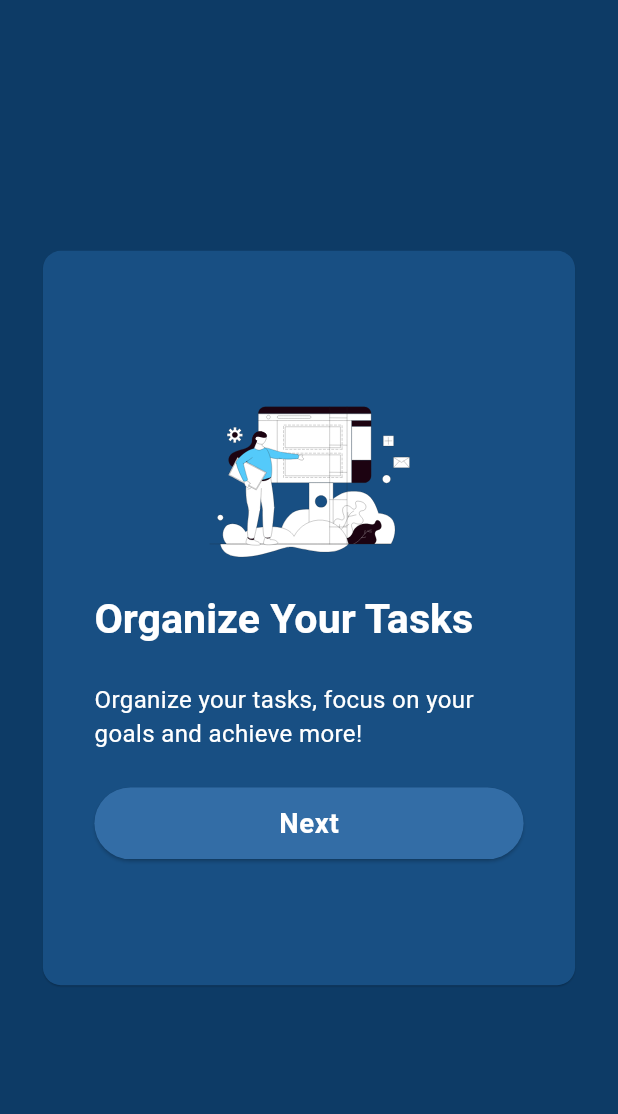
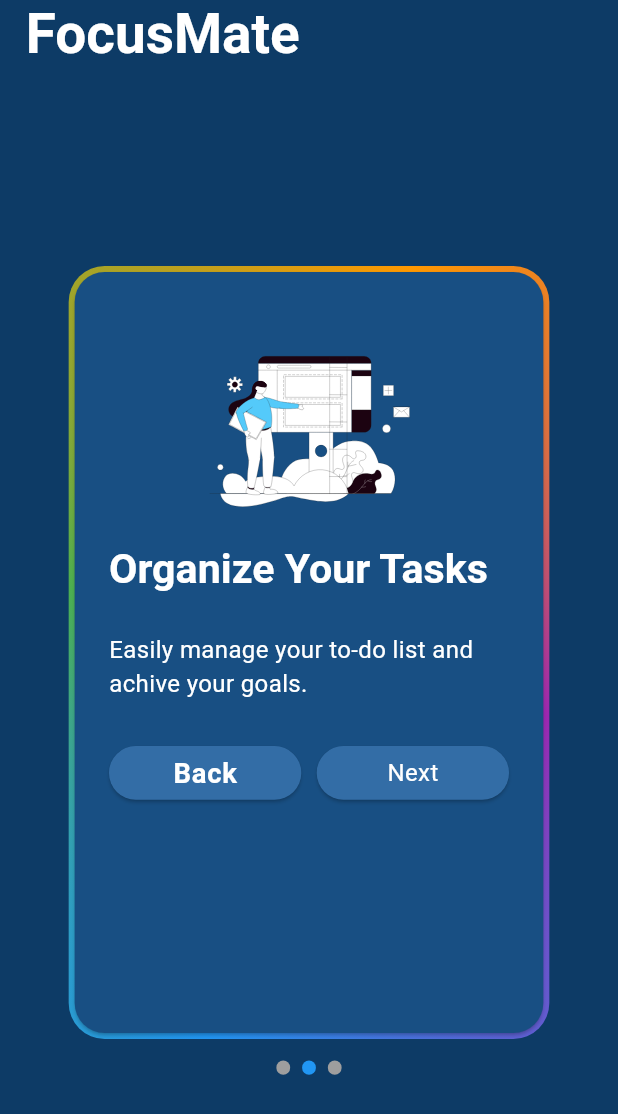
Before and after one commit to Paul91810/Focus-Mate, a Flutter app: the screen it shows after launch, after a tap on "Next", on a phone screen of 412 x 824 dp. Shown: the top 1114 px of the screen. Run offline on Flutter 3.47's test engine with Material 3 defaults, Android fonts, the phone set to English and light mode, and no system bars; drawn by our look-alikes of smooth_page_indicator; our stand-ins replace bloc, flutter_bloc, flutter_screenutil, flutter_svg_provider, lottie.

Commit message:
removed un wanted contents from the app

```diff
--- a/lib/presentation/onboarding/on_boardings_screen.dart
+++ b/lib/presentation/onboarding/on_boardings_screen.dart
@@ -1,70 +1,28 @@
-import 'dart:developer';
 import 'package:flutter/material.dart';
-import 'package:focus_mate/presentation/onboarding/widgets/pageview/page_view.dart';
+import 'package:flutter_screenutil/flutter_screenutil.dart';
+import 'package:focus_mate/presentation/onboarding/widgets/page_view.dart';
 
-class OnboardingScreen extends StatefulWidget {
-  OnboardingScreen({super.key});
-
-  @override
-  State<OnboardingScreen> createState() => _OnboardingScreenState();
-}
-
-class _OnboardingScreenState extends State<OnboardingScreen> {
-  int currentIndex = 0;
-
-  final PageController pageController = PageController();
-
-  final List<Map<String, String>> onboardingData = [
-    {
-      'title': "Welcome to Focus Mate",
-      'description':
-          "Orgnaize yor tasks, focus on your goals and ,and stay productive.",
-    },
-
-    {
-      'title': "Organize Your Tasks",
-      'description': "Organize your tasks, focus on your goals and achieve more!",
-    },
-    {
-      'title': "Organize Your Tasks",
-      'description': "Easily manage your to-do list and achive your goals.",
-    },
-  ];
+class OnboardingScreen extends StatelessWidget {
+  const OnboardingScreen({super.key});
 
   @override
   Widget build(BuildContext context) {
     return Scaffold(
-
-      body: SizedBox(
-        height: double.infinity,
-        width: double.infinity,
-        child: Column(
-          children: [
-            Expanded(
-              child: PageView.builder(
-                itemCount: onboardingData.length,
-
-                physics: const BouncingScrollPhysics(),
-                onPageChanged: (value) {
-                  setState(() {
-                    currentIndex = value;
-                    log(currentIndex.toString());
-                  });
-                },
-                reverse: false,
-                controller: pageController,
-                itemBuilder: (BuildContext context, int index) {
-                  return OnboardingCard(
-                    pagecontroller: pageController,
-                   onBoardingLenght: onboardingData.length,
-                    index: currentIndex,
-                    title: onboardingData[index]['title']!,
-                    description: onboardingData[index]['description']!,
-                  );
-                },
+      body: SafeArea(
+        child: Padding(
+          padding: EdgeInsets.symmetric(horizontal: 15.w),
+          child: Column(
+            crossAxisAlignment: CrossAxisAlignment.start,
+            children: [
+              Text(
+                "FocusMate",
+                style: Theme.of(context).textTheme.headlineLarge,
               ),
-            ),
-          ],
+              Expanded(
+                child: OnboardingCard(),
+              ),
+            ],
+          ),
         ),
       ),
     );
--- /dev/null
+++ b/lib/presentation/onboarding/widgets/page_view.dart
@@ -0,0 +1,203 @@
+import 'package:flutter/material.dart';
+import 'package:flutter_screenutil/flutter_screenutil.dart';
+import 'package:focus_mate/core/constants/app_colors.dart';
+import 'package:focus_mate/core/constants/app_size.dart';
+import 'package:focus_mate/presentation/signup/signup_scren.dart';
+import 'package:focus_mate/presentation/widgets/custom_appbutton.dart';
+import 'package:lottie/lottie.dart';
+import 'package:smooth_page_indicator/smooth_page_indicator.dart';
+
+class OnboardingCard extends StatefulWidget {
+  const OnboardingCard({super.key});
+
+  @override
+  State<OnboardingCard> createState() => _OnboardingCardState();
+}
+
+class _OnboardingCardState extends State<OnboardingCard>
+    with SingleTickerProviderStateMixin {
+  late AnimationController _controller;
+
+  final PageController pageController = PageController();
+
+  final List<Map<String, String>> onboardingData = [
+    {
+      'title': "Welcome to Focus Mate",
+      'description':
+          "Orgnaize yor tasks, focus on your goals and ,and stay productive.",
+    },
+     {
+      'title': "Organize Your Tasks",
+      'description': "Easily manage your to-do list and achive your goals.",
+    },
+
+    {
+      'title': "Organize Your Tasks",
+      'description':
+          "Organize your tasks, focus on your goals and achieve more!",
+    },
+
+  ];
+
+  @override
+  void dispose() {
+    _controller.dispose();
+    super.dispose();
+  }
+
+  @override
+  void initState() {
+    _controller = AnimationController(
+      duration: const Duration(seconds: 100),
+      vsync: this,
+    )..repeat();
+    super.initState();
+  }
+
+  @override
+  Widget build(BuildContext context) {
+    return Stack(
+      alignment: Alignment.center,
+      children: [
+        PageView.builder(
+          controller: pageController,
+          physics: const NeverScrollableScrollPhysics(),
+          itemCount: onboardingData.length,
+          itemBuilder: (context, index) {
+            return AnimatedBuilder(
+              animation: _controller,
+              builder: (context, child) {
+                return Container(
+                  margin: EdgeInsets.symmetric(
+                    horizontal: 25.w,
+                    vertical: 110.h,
+                  ),
+
+                  decoration: BoxDecoration(
+                    borderRadius: BorderRadius.circular(24),
+                    gradient: SweepGradient(
+                      startAngle: 0.0,
+                      endAngle: 6.28,
+                      colors: [
+                        Colors.purple,
+                        Colors.blue,
+                        Colors.green,
+                        Colors.orange,
+                        Colors.purple,
+                      ],
+                      transform: GradientRotation(_controller.value * 3.28),
+                    ),
+                  ),
+                  child: Card(
+                    color: AppColors.kSecondryColor,
+                    shape: RoundedRectangleBorder(
+                      borderRadius: BorderRadius.circular(20),
+                    ),
+                    child: Padding(
+                      padding: EdgeInsets.symmetric(
+                        horizontal: 20.w,
+                        vertical: 10.h,
+                      ),
+                      child: Column(
+                        crossAxisAlignment: CrossAxisAlignment.start,
+                        children: [
+                          Center(
+                            child: Lottie.asset(
+                              'assets/animations/on_boarding.json',
+                              height: 140.h,
+                            ),
+                          ),
+                          Text(
+                            onboardingData[index]['title']!,
+                            style: Theme.of(context).textTheme.headlineSmall,
+                          ),
+                          AppSize.height20,
+                          Text(
+                            onboardingData[index]['description']!,
+                            style: Theme.of(context).textTheme.bodyMedium,
+                          ),
+                          AppSize.height20,
+                          Row(
+                            children: [
+                              index == 0
+                                  ? SizedBox()
+                                  : Expanded(
+                                      child: CustomAppButton(
+                                        buttonSize: Size(100.w, 30.h),
+                                        backGroundcolor: AppColors.kButtonBlue,
+                                        child: Text(
+                                          "Back",
+                                          style: Theme.of(
+                                            context,
+                                          ).textTheme.bodyLarge,
+                                        ),
+                                        onPressed: () async {
+                                          pageController.previousPage(
+                                            duration: const Duration(
+                                              milliseconds: 300,
+                                            ),
+                                            curve: Curves.easeInOut,
+                                          );
+                                        },
+                                      ),
+                                    ),
+                              SizedBox(width: 9.w),
+                              Expanded(
+                                child: CustomAppButton(
+                                  buttonSize: index == 0
+                                      ? Size(100.w, 40.h)
+                                      : Size(100.w, 30.h),
+                                  backGroundcolor: AppColors.kButtonBlue,
+                                  child: Text(
+                                    index == 2 ? "Get Started" : "Next",
+                                    style: Theme.of(
+                                      context,
+                                    ).textTheme.bodyMedium,
+                                  ),
+                                  onPressed: () async {
+                                    if (index < onboardingData.length - 1) {
+                                      pageController.nextPage(
+                                        duration: const Duration(
+                                          milliseconds: 300,
+                                        ),
+                                        curve: Curves.easeInOut,
+                                      );
+                                    } else {
+                                      Navigator.pushAndRemoveUntil(
+                                        context,
+                                        MaterialPageRoute(
+                                          builder: (context) => LoginScreen(),
+                                        ),
+                                        (route) => false,
+                                      );
+                                    }
+                                  },
+                                ),
+                              ),
+                            ],
+                          ),
+                        ],
+                      ),
+                    ),
+                  ),
+                );
+              },
+            );
+          },
+        ),
+        Positioned(
+          bottom: 90.h,
+          child: SmoothPageIndicator(
+            controller: pageController,
+            count: onboardingData.length,
+            effect: WormEffect(
+              dotHeight: 8.h,
+              dotWidth: 8.w,
+              activeDotColor: Colors.blue,
+            ),
+          ),
+        ),
+      ],
+    );
+  }
+}
--- a/lib/presentation/onboarding/widgets/pageview/bloc/page_view_bloc.dart
+++ /dev/null
@@ -1,13 +0,0 @@
-import 'package:bloc/bloc.dart';
-import 'package:meta/meta.dart';
-
-part 'page_view_event.dart';
-part 'page_view_state.dart';
-
-class PageViewBloc extends Bloc<PageViewEvent, PageViewState> {
-  PageViewBloc() : super(PageViewInitial()) {
-    on<PageViewEvent>((event, emit) {
-      // TODO: implement event handler
-    });
-  }
-}
--- a/lib/presentation/onboarding/widgets/pageview/bloc/page_view_event.dart
+++ /dev/null
@@ -1,4 +0,0 @@
-part of 'page_view_bloc.dart';
-
-@immutable
-sealed class PageViewEvent {}
--- a/lib/presentation/onboarding/widgets/pageview/bloc/page_view_state.dart
+++ /dev/null
@@ -1,6 +0,0 @@
-part of 'page_view_bloc.dart';
-
-@immutable
-sealed class PageViewState {}
-
-final class PageViewInitial extends PageViewState {}
--- a/lib/presentation/onboarding/widgets/pageview/page_view.dart
+++ /dev/null
@@ -1,76 +0,0 @@
-import 'package:flutter/material.dart';
-import 'package:flutter_screenutil/flutter_screenutil.dart';
-import 'package:flutter_svg_provider/flutter_svg_provider.dart';
-import 'package:focus_mate/core/constants/app_colors.dart';
-import 'package:focus_mate/core/constants/app_size.dart';
-import 'package:focus_mate/presentation/signup/signup_scren.dart';
-import 'package:focus_mate/presentation/widgets/custom_appbutton.dart';
-import 'package:lottie/lottie.dart';
-
-class OnboardingCard extends StatelessWidget {
-  final String title;
-  final String description;
-  final int index;
-  final int onBoardingLenght;
-  final PageController pagecontroller;
-
-  const OnboardingCard({
-    super.key,
-    required this.title,
-    required this.description,
-    required this.index,
-    required this.onBoardingLenght,
-    required this.pagecontroller,
-  });
-
-  @override
-  Widget build(BuildContext context) {
-    return Card(
-      elevation: .5,
-      color: AppColors.kSecondryColor,
-      margin: EdgeInsets.symmetric(horizontal: 25.w, vertical: 140.h),
-      child: Padding(
-        padding: EdgeInsets.symmetric(horizontal: 30.w, vertical: 30.h),
-        child: Column(
-          crossAxisAlignment: CrossAxisAlignment.start,
-          children: [
-            AppSize.height20,
-            Center(
-              child: Lottie.asset(
-                'assets/animations/on_boarding.json',
-                height: 140.h,
-              ),
-            ),
-
-            Text(title, style: Theme.of(context).textTheme.headlineSmall),
-            AppSize.height20,
-            Text(description, style: Theme.of(context).textTheme.bodyMedium),
-            AppSize.height20,
-            CustomAppButton(
-              buttonSize: Size(250.w, 40.h),
-              backGroundcolor: AppColors.kButtonBlue,
-              child: Text(
-                index == 2 ? "Get Started" : "Next",
-                style: Theme.of(context).textTheme.bodyLarge,
-              ),
-              onPressed: () async {
-                if (index < onBoardingLenght - 1) {
-                  pagecontroller.nextPage(
-                    duration: const Duration(milliseconds: 300),
-                    curve: Curves.easeInOut,
-                  );
-                } else {
-                  Navigator.pushAndRemoveUntil(
-                    context,
-                    MaterialPageRoute(builder: (context) => LoginScreen()),
-                    (route) => false,
-                  );
-                }
-              },
-            ),
-          ],
-        ),
-      ),
-    );
-  }
-}
--- a/pubspec.yaml
+++ b/pubspec.yaml
@@ -41,6 +41,7 @@ dependencies:
   flutter_bloc: ^9.1.1
   bloc: ^9.0.0
   lottie: ^3.3.1
+  smooth_page_indicator: ^1.2.1
 
 dev_dependencies:
   flutter_test:
```
